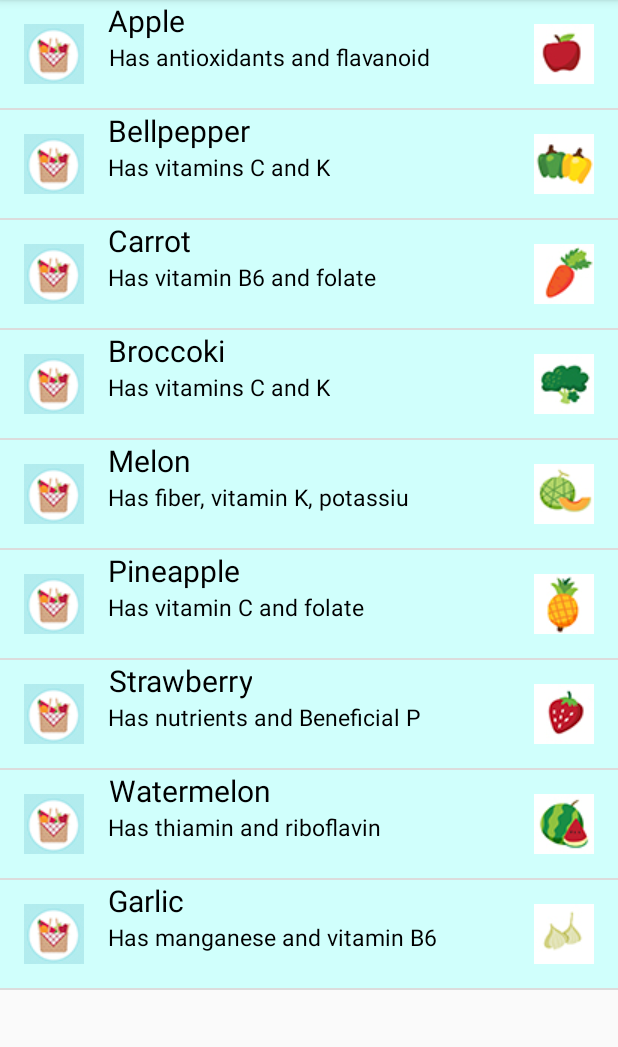
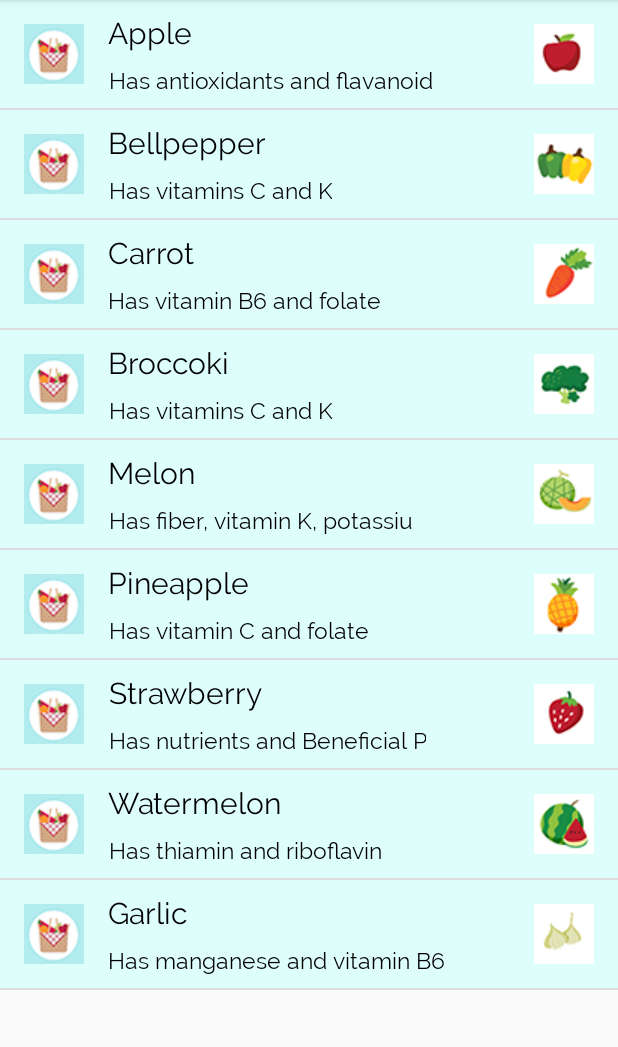
Before and after one commit to MohsenKazemizade/MyListView11, an Android app: the screen it shows after launch (Main2Activity), on a phone screen of 412 x 824 dp, the part 84-1131 px from its top. Run offline under Robolectric (Android 15) with nearby library versions, the phone set to English and light mode, and no system bars.

Commit message:
done
روش اول انجام نشد ولی روش یوتیوب انجام شد و کار کرد

```diff
--- a/app/src/main/java/com/example/asus/mylistview11/Main2Activity.java
+++ b/app/src/main/java/com/example/asus/mylistview11/Main2Activity.java
@@ -2,6 +2,7 @@ package com.example.asus.mylistview11;
 
 import android.content.Context;
 import android.content.res.Resources;
+import android.graphics.Typeface;
 import android.support.annotation.NonNull;
 import android.support.annotation.Nullable;
 import android.support.v7.app.AppCompatActivity;
@@ -22,6 +23,7 @@ public class Main2Activity extends AppCompatActivity {
     String[] fruitName;
     String[] fruitDescribe;
     int[] fruitImages = {R.drawable.apple, R.drawable.bellpepper, R.drawable.carrot, R.drawable.broccoli, R.drawable.melon, R.drawable.pineaple, R.drawable.strawberry, R.drawable.watermelon, R.drawable.garlic};
+
     @Override
     protected void onCreate(Bundle savedInstanceState) {
         super.onCreate(savedInstanceState);
@@ -38,14 +40,16 @@ public class Main2Activity extends AppCompatActivity {
 
     }
 }
-class fruitAdapter extends ArrayAdapter<String>{
+
+class fruitAdapter extends ArrayAdapter<String> {
 
     Context context;
     int[] images;
     String[] titleArray;
     String[] describtionArray;
-    fruitAdapter(Context c,String[] titles,int imgs[],String[] desc) {
-        super(c,R.layout.list_item,R.id.name,titles);
+
+    fruitAdapter(Context c, String[] titles, int imgs[], String[] desc) {
+        super(c, R.layout.list_item, R.id.name, titles);
         this.context = c;
         this.images = imgs;
         this.titleArray = titles;
@@ -55,8 +59,9 @@ class fruitAdapter extends ArrayAdapter<String>{
     @NonNull
     @Override
     public View getView(int position, View convertView, ViewGroup parent) {
+
         LayoutInflater inflater = (LayoutInflater) context.getSystemService(Context.LAYOUT_INFLATER_SERVICE);
-        View row = inflater.inflate(R.layout.list_item,parent , false);
+        View row = inflater.inflate(R.layout.list_item, parent, false);
         ImageView fruitimg = (ImageView) row.findViewById(R.id.fruitImage);
         TextView fruittitles = (TextView) row.findViewById(R.id.name);
         TextView fruitdescribtions = (TextView) row.findViewById(R.id.describtion);
@@ -65,6 +70,11 @@ class fruitAdapter extends ArrayAdapter<String>{
         fruittitles.setText(titleArray[position]);
         fruitdescribtions.setText(describtionArray[position]);
 
+
+        Typeface typeface = Typeface.createFromAsset(getContext().getAssets(), "Fonts/Raleway-Regular.ttf");
+        fruittitles.setTypeface(typeface);
+        fruitdescribtions.setTypeface(typeface);
+
         return row;
     }
 }
--- a/app/src/main/res/layout/list_item.xml
+++ b/app/src/main/res/layout/list_item.xml
@@ -3,7 +3,7 @@
     xmlns:tools="http://schemas.android.com/tools"
     android:layout_width="match_parent"
     android:layout_height="72dp"
-    android:background="#d0fffc"
+    android:background="#defefc"
     android:textColor="#000"
     android:textSize="20sp"
     tools:text="1">
@@ -28,7 +28,8 @@
         tools:text="1"
         android:layout_toRightOf="@+id/imageView"
         android:layout_toEndOf="@+id/imageView"
-        android:gravity="center"/>
+        android:gravity="center"
+        android:layout_marginTop="10dp"/>
 
     <TextView
         android:id="@+id/describtion"
@@ -42,7 +43,8 @@
         android:layout_below="@+id/name"
         android:layout_toRightOf="@+id/imageView"
         android:layout_toEndOf="@+id/imageView"
-        android:gravity="center"/>
+        android:gravity="center"
+        android:layout_marginTop="10dp"/>
 
 
     <ImageView
```
Also changed, not shown: app/src/main/assets/Fonts/Raleway-Black.ttf (added), app/src/main/assets/Fonts/Raleway-BlackItalic.ttf (added), app/src/main/assets/Fonts/Raleway-Bold.ttf (added), app/src/main/assets/Fonts/Raleway-BoldItalic.ttf (added), app/src/main/assets/Fonts/Raleway-ExtraBold.ttf (added), app/src/main/assets/Fonts/Raleway-ExtraBoldItalic.ttf (added), app/src/main/assets/Fonts/Raleway-ExtraLight.ttf (added), app/src/main/assets/Fonts/Raleway-ExtraLightItalic.ttf (added), app/src/main/assets/Fonts/Raleway-Italic.ttf (added), app/src/main/assets/Fonts/Raleway-Light.ttf (added), app/src/main/assets/Fonts/Raleway-LightItalic.ttf (added), app/src/main/assets/Fonts/Raleway-Medium.ttf (added), app/src/main/assets/Fonts/Raleway-MediumItalic.ttf (added), app/src/main/assets/Fonts/Raleway-Regular.ttf (added), 4 more files.
